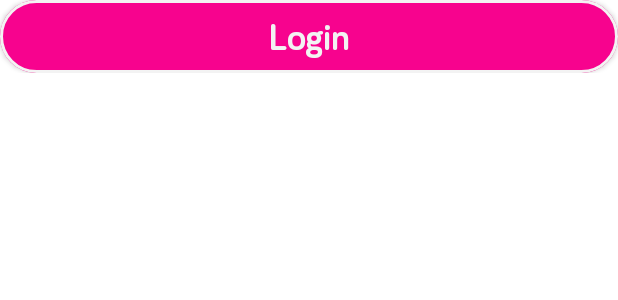
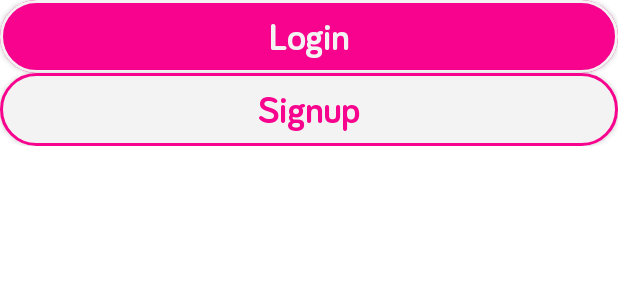
Before and after one commit to emdadhossain25/SuperComposeApp, an Android app built with Jetpack Compose: the @Preview function SuperAppButtonComponenPreview, on a phone screen of 412 x 824 dp. Shown: the top 300 px of the screen. Run offline under Robolectric (Android 15) with nearby library versions, the phone set to English and light mode, and no system bars.

Commit message:
white button component design with magneta border

```diff
--- a/app/src/main/java/com/example/supercomposeapp/presentation/components/MagnetaButtonComponent.kt
+++ b/app/src/main/java/com/example/supercomposeapp/presentation/components/ButtonComponent.kt
@@ -1,10 +1,12 @@
 package com.example.supercomposeapp.presentation.components
 
 import androidx.compose.foundation.BorderStroke
+import androidx.compose.foundation.layout.Column
 import androidx.compose.foundation.layout.fillMaxWidth
 import androidx.compose.foundation.layout.size
 import androidx.compose.foundation.shape.RoundedCornerShape
 import androidx.compose.material.*
+import androidx.compose.material.SnackbarDefaults.backgroundColor
 import androidx.compose.runtime.Composable
 import androidx.compose.ui.Modifier
 import androidx.compose.ui.graphics.Color
@@ -16,7 +18,7 @@ import com.example.supercomposeapp.ui.theme.darkMagneta
 import com.example.supercomposeapp.ui.theme.white
 
 @Composable
-fun MagnetaButtonComponent(
+fun ButtonComponent(
     text: String,
     backgroundColor: Color,
     contentColor: Color,
@@ -63,7 +65,9 @@ fun MagnetaButtonComponent(
 @Preview(showBackground = true)
 @Composable
 fun SuperAppButtonComponenPreview() {
-    MagnetaButtonComponent(
+    Column() {
+
+        ButtonComponent(
             text = "Login",
             backgroundColor = darkMagneta,
             contentColor = white,
@@ -72,4 +76,14 @@ fun SuperAppButtonComponenPreview() {
             modifier = Modifier.fillMaxWidth(),
             borderColor = white
         )
+        ButtonComponent(
+            text = "Signup",
+            backgroundColor = white,
+            contentColor = darkMagneta,
+            onButtonClick = { /*TODO*/ },
+            isLoading = false,
+            modifier = Modifier.fillMaxWidth(),
+            borderColor = darkMagneta
+        )
     }
+}
```
Also changed, not shown: app/src/main/java/com/example/supercomposeapp/presentation/components/WhiteButtonComponent.kt (deleted, +0 -78 lines). Lines whose indentation alone changed are shown as unchanged.
